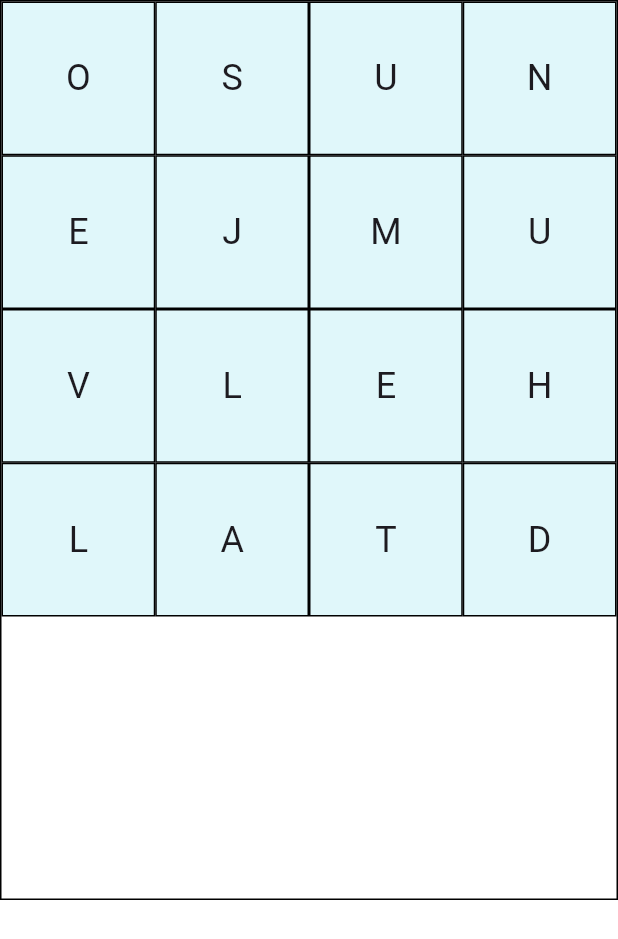
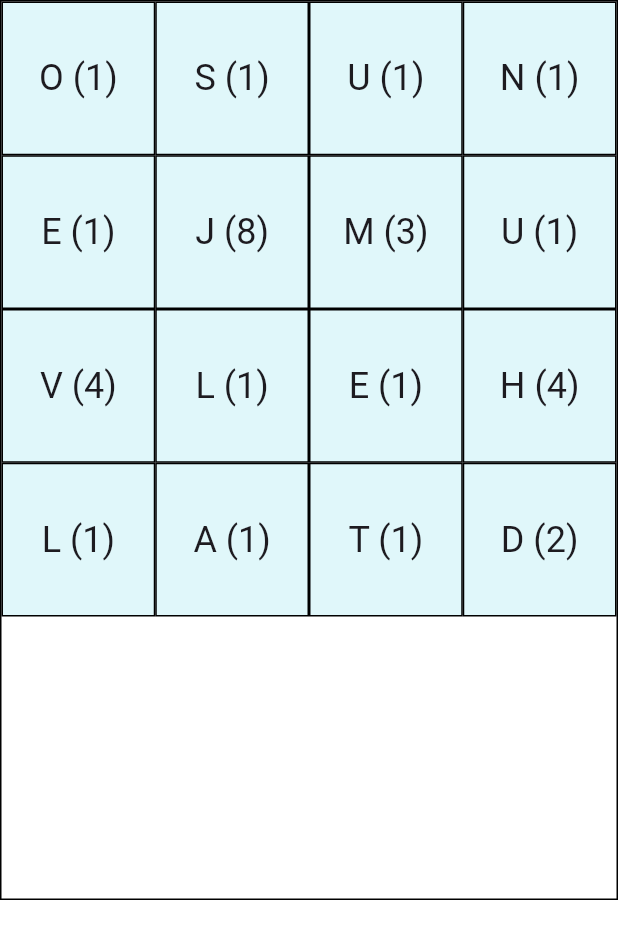
Before and after one commit to SandroMaglione/flutter_state_management_all_in_one, a Flutter app: the screen it shows after launch, on a phone screen of 412 x 824 dp. Shown: the top 939 px of the screen. Run offline on Flutter 3.47's test engine with Material 3 defaults, Android fonts, the phone set to English and light mode, and no system bars; statements that could not run were skipped.

Commit message:
alphabet and grid settings

```diff
--- /dev/null
+++ b/lib/alphabet.dart
@@ -0,0 +1,68 @@
+import 'package:flutter_state_management_all_in_one/typedefs.dart';
+
+abstract interface class Alphabet {
+  const Alphabet();
+
+  Map<String, int> get letterMap => {
+        "E": 1,
+        "A": 1,
+        "I": 1,
+        "O": 1,
+        "N": 1,
+        "R": 1,
+        "T": 1,
+        "L": 1,
+        "S": 1,
+        "U": 1,
+        "D": 2,
+        "G": 2,
+        "B": 3,
+        "C": 3,
+        "M": 3,
+        "P": 3,
+        "F": 4,
+        "H": 4,
+        "V": 4,
+        "W": 4,
+        "Y": 4,
+        "K": 5,
+        "J": 8,
+        "X": 8,
+        "Q": 10,
+        "Z": 10,
+      };
+
+  /// https://en.wikipedia.org/wiki/Scrabble_letter_distributions
+  List<Letter> get letters => [
+        ...List.filled(12, (letter: "E", points: letterMap["E"]!)),
+        ...List.filled(9, (letter: "A", points: letterMap["A"]!)),
+        ...List.filled(9, (letter: "I", points: letterMap["I"]!)),
+        ...List.filled(8, (letter: "O", points: letterMap["O"]!)),
+        ...List.filled(6, (letter: "N", points: letterMap["N"]!)),
+        ...List.filled(6, (letter: "R", points: letterMap["R"]!)),
+        ...List.filled(6, (letter: "T", points: letterMap["T"]!)),
+        ...List.filled(4, (letter: "L", points: letterMap["L"]!)),
+        ...List.filled(4, (letter: "S", points: letterMap["S"]!)),
+        ...List.filled(4, (letter: "U", points: letterMap["U"]!)),
+        ...List.filled(4, (letter: "D", points: letterMap["D"]!)),
+        ...List.filled(3, (letter: "G", points: letterMap["G"]!)),
+        ...List.filled(2, (letter: "B", points: letterMap["B"]!)),
+        ...List.filled(2, (letter: "C", points: letterMap["C"]!)),
+        ...List.filled(2, (letter: "M", points: letterMap["M"]!)),
+        ...List.filled(2, (letter: "P", points: letterMap["P"]!)),
+        ...List.filled(2, (letter: "F", points: letterMap["F"]!)),
+        ...List.filled(2, (letter: "H", points: letterMap["H"]!)),
+        ...List.filled(2, (letter: "V", points: letterMap["V"]!)),
+        ...List.filled(2, (letter: "W", points: letterMap["W"]!)),
+        ...List.filled(2, (letter: "Y", points: letterMap["Y"]!)),
+        ...List.filled(1, (letter: "K", points: letterMap["K"]!)),
+        ...List.filled(1, (letter: "J", points: letterMap["J"]!)),
+        ...List.filled(1, (letter: "X", points: letterMap["X"]!)),
+        ...List.filled(1, (letter: "Q", points: letterMap["Q"]!)),
+        ...List.filled(1, (letter: "Z", points: letterMap["Z"]!)),
+      ];
+}
+
+class EnglishAlphabet extends Alphabet {
+  const EnglishAlphabet();
+}
--- a/lib/constants.dart
+++ /dev/null
@@ -1,66 +0,0 @@
-import 'package:flutter_state_management_all_in_one/typedefs.dart';
-
-abstract class Constants {
-  static const gridSize = 4;
-  static const double gridDimension = 600;
-  static const double panMargin = 0.05;
-
-  static final Map<String, int> letterMap = {
-    "E": 1,
-    "A": 1,
-    "I": 1,
-    "O": 1,
-    "N": 1,
-    "R": 1,
-    "T": 1,
-    "L": 1,
-    "S": 1,
-    "U": 1,
-    "D": 2,
-    "G": 2,
-    "B": 3,
-    "C": 3,
-    "M": 3,
-    "P": 3,
-    "F": 4,
-    "H": 4,
-    "V": 4,
-    "W": 4,
-    "Y": 4,
-    "K": 5,
-    "J": 8,
-    "X": 8,
-    "Q": 10,
-    "Z": 10,
-  };
-
-  /// https://en.wikipedia.org/wiki/Scrabble_letter_distributions
-  static final List<Letter> letters = [
-    ...List.filled(12, (letter: "E", points: 1)),
-    ...List.filled(9, (letter: "A", points: 1)),
-    ...List.filled(9, (letter: "I", points: 1)),
-    ...List.filled(8, (letter: "O", points: 1)),
-    ...List.filled(6, (letter: "N", points: 1)),
-    ...List.filled(6, (letter: "R", points: 1)),
-    ...List.filled(6, (letter: "T", points: 1)),
-    ...List.filled(4, (letter: "L", points: 1)),
-    ...List.filled(4, (letter: "S", points: 1)),
-    ...List.filled(4, (letter: "U", points: 1)),
-    ...List.filled(4, (letter: "D", points: 2)),
-    ...List.filled(3, (letter: "G", points: 2)),
-    ...List.filled(2, (letter: "B", points: 3)),
-    ...List.filled(2, (letter: "C", points: 3)),
-    ...List.filled(2, (letter: "M", points: 3)),
-    ...List.filled(2, (letter: "P", points: 3)),
-    ...List.filled(2, (letter: "F", points: 4)),
-    ...List.filled(2, (letter: "H", points: 4)),
-    ...List.filled(2, (letter: "V", points: 4)),
-    ...List.filled(2, (letter: "W", points: 4)),
-    ...List.filled(2, (letter: "Y", points: 4)),
-    ...List.filled(1, (letter: "K", points: 5)),
-    ...List.filled(1, (letter: "J", points: 8)),
-    ...List.filled(1, (letter: "X", points: 8)),
-    ...List.filled(1, (letter: "Q", points: 10)),
-    ...List.filled(1, (letter: "Z", points: 10)),
-  ];
-}
--- a/lib/dictionary.dart
+++ b/lib/dictionary.dart
@@ -1,5 +1,5 @@
 import 'package:flutter/services.dart' show rootBundle;
-import 'package:flutter_state_management_all_in_one/constants.dart';
+import 'package:flutter_state_management_all_in_one/alphabet.dart';
 import 'package:flutter_state_management_all_in_one/typedefs.dart';
 import 'package:itrie/itrie.dart';
 
@@ -27,7 +27,7 @@ final class Dictionary {
                       .toUpperCase()
                       .split("")
                       .map(
-                        (letter) => Constants.letterMap[letter]!,
+                        (letter) => const EnglishAlphabet().letterMap[letter]!,
                       )
                       .reduce(
                         (acc, points) => acc + points,
--- a/lib/grid.dart
+++ b/lib/grid.dart
@@ -1,7 +1,7 @@
 import 'dart:math';
 
 import 'package:flutter/material.dart';
-import 'package:flutter_state_management_all_in_one/constants.dart';
+import 'package:flutter_state_management_all_in_one/alphabet.dart';
 import 'package:flutter_state_management_all_in_one/grid_repository.dart';
 import 'package:flutter_state_management_all_in_one/main.dart';
 import 'package:flutter_state_management_all_in_one/typedefs.dart';
@@ -17,7 +17,11 @@ class Grid extends StatefulWidget {
 
 class _GridState extends State<Grid> {
   final Set<GridIndex> _indexes = {};
-  final List<GridCell> _letters = GridRepositoryImpl(Random()).generateGrid;
+  final List<GridCell> _letters = GridRepositoryImpl(
+    Random(),
+    gridSettings,
+    const EnglishAlphabet(),
+  ).generateGrid;
 
   @override
   Widget build(BuildContext context) {
@@ -31,10 +35,10 @@ class _GridState extends State<Grid> {
       onPanUpdate: (details) {
         setState(() {
           final pos = _panIndex(details.localPosition);
-          if (pos.margin.$1 > Constants.panMargin &&
-              pos.margin.$1 < (1 - Constants.panMargin) &&
-              pos.margin.$2 > Constants.panMargin &&
-              pos.margin.$2 < (1 - Constants.panMargin)) {
+          if (pos.margin.$1 > gridSettings.panMargin &&
+              pos.margin.$1 < (1 - gridSettings.panMargin) &&
+              pos.margin.$2 > gridSettings.panMargin &&
+              pos.margin.$2 < (1 - gridSettings.panMargin)) {
             _indexes.add(pos.index);
           }
         });
@@ -59,7 +63,7 @@ class _GridState extends State<Grid> {
         });
       },
       child: GridView.count(
-        crossAxisCount: Constants.gridSize,
+        crossAxisCount: gridSettings.gridSize,
         children: _letters
             .map(
               (entry) => Container(
@@ -71,7 +75,7 @@ class _GridState extends State<Grid> {
                 ),
                 child: Center(
                   child: Text(
-                    entry.letter.letter,
+                    "${entry.letter.letter} (${entry.letter.points})",
                     style: Theme.of(context).textTheme.headlineSmall,
                   ),
                 ),
@@ -84,7 +88,7 @@ class _GridState extends State<Grid> {
 
   ({GridIndex index, GridMargin margin}) _panIndex(Offset localPosition) {
     final offset =
-        localPosition / (Constants.gridDimension / Constants.gridSize);
+        localPosition / (gridSettings.gridDimension / gridSettings.gridSize);
     final index = (offset.dy.floor(), offset.dx.floor());
     final margin = (offset.dy - index.$1, offset.dx - index.$2);
     return (index: index, margin: margin);
--- a/lib/grid_repository.dart
+++ b/lib/grid_repository.dart
@@ -1,6 +1,7 @@
 import 'dart:math';
 
-import 'package:flutter_state_management_all_in_one/constants.dart';
+import 'package:flutter_state_management_all_in_one/alphabet.dart';
+import 'package:flutter_state_management_all_in_one/grid_settings.dart';
 import 'package:flutter_state_management_all_in_one/typedefs.dart';
 
 abstract interface class GridRepository {
@@ -10,16 +11,24 @@ abstract interface class GridRepository {
 
 class GridRepositoryImpl implements GridRepository {
   final Random _random;
-  const GridRepositoryImpl(this._random);
+  final GridSettings _gridSettings;
+  final Alphabet _alphabet;
+  const GridRepositoryImpl(this._random, this._gridSettings, this._alphabet);
 
   @override
   List<GridCell> get generateGrid {
-    var extractList = [...Constants.letters];
+    var extractList = [..._alphabet.letters];
 
     List<GridCell> cells = [];
-    for (var i = 0; i < Constants.gridSize * Constants.gridSize; ++i) {
-      final letter = extractList.removeAt(_random.nextInt(extractList.length));
-      final index = ((i / Constants.gridSize).floor(), i % Constants.gridSize);
+    for (int i = 0; i < pow(_gridSettings.gridSize, 2); ++i) {
+      final letter = extractList.removeAt(
+        _random.nextInt(extractList.length),
+      );
+
+      final index = (
+        (i / _gridSettings.gridSize).floor(),
+        i % _gridSettings.gridSize,
+      );
 
       cells.add((index: index, letter: letter));
     }
--- /dev/null
+++ b/lib/grid_settings.dart
@@ -0,0 +1,11 @@
+abstract interface class GridSettings {
+  const GridSettings();
+
+  int get gridSize => 4;
+  double get gridDimension => 600;
+  double get panMargin => 0.05;
+}
+
+class GridSettingsDefault extends GridSettings {
+  const GridSettingsDefault();
+}
--- a/lib/main.dart
+++ b/lib/main.dart
@@ -1,9 +1,10 @@
 import 'package:flutter/material.dart';
-import 'package:flutter_state_management_all_in_one/constants.dart';
 import 'package:flutter_state_management_all_in_one/dictionary.dart';
 import 'package:flutter_state_management_all_in_one/grid.dart';
+import 'package:flutter_state_management_all_in_one/grid_settings.dart';
 
 final dictionary = Dictionary();
+const gridSettings = GridSettingsDefault();
 
 void main() async {
   WidgetsFlutterBinding.ensureInitialized();
@@ -25,8 +26,8 @@ class MyApp extends StatelessWidget {
       home: Column(
         children: [
           Container(
-            height: Constants.gridDimension,
-            width: Constants.gridDimension,
+            height: gridSettings.gridDimension,
+            width: gridSettings.gridDimension,
             decoration: BoxDecoration(
               border: Border.all(color: Colors.black),
             ),
```
